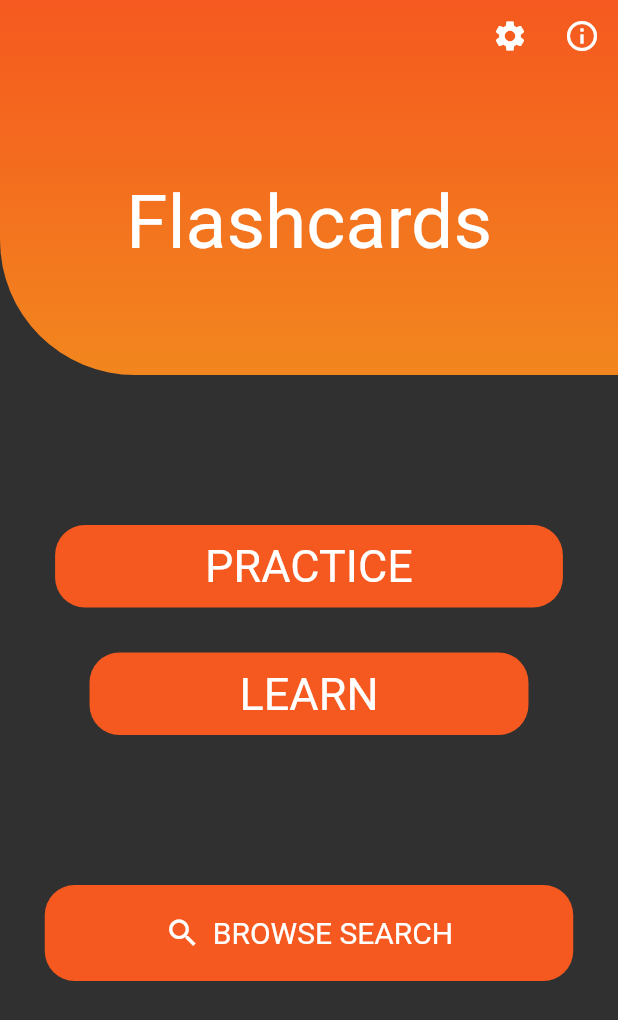
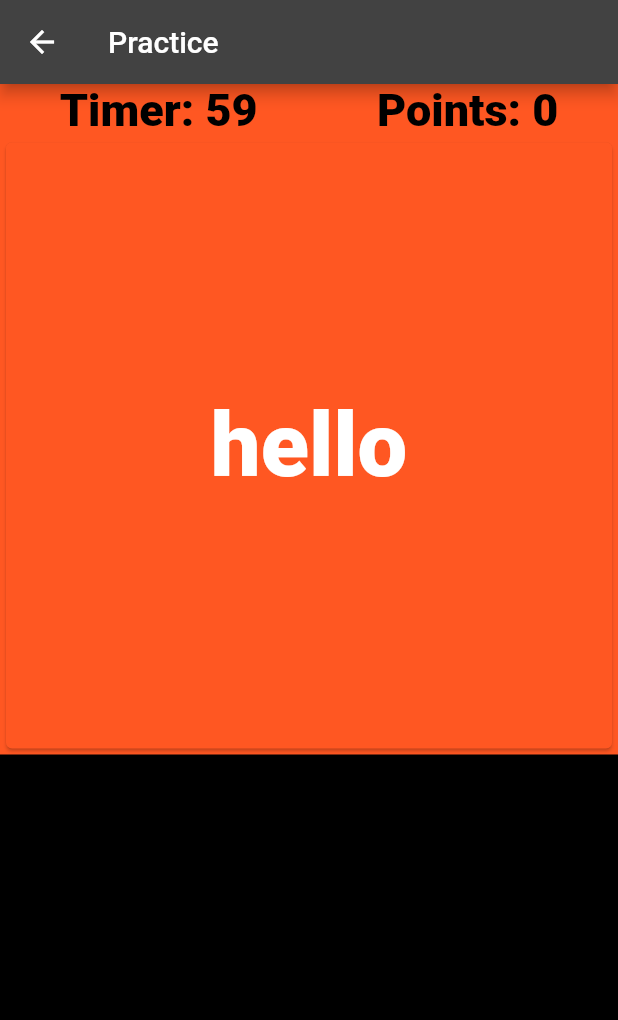
Before and after one commit to Mckenz31/vocabsFlash, a Flutter app: the screen it shows after launch, after a tap on "PRACTICE", on a phone screen of 412 x 824 dp. Shown: the top 1020 px of the screen. Run offline on Flutter 3.47's test engine with Material 2 defaults, Android fonts, the phone set to English and light mode, and no system bars; our stand-ins replace flip_card; Roboto replaces fonts that are missing (Times New Roman).

Commit message:
practicecards page timer and minor UI work

```diff
--- a/lib/main.dart
+++ b/lib/main.dart
@@ -1,5 +1,6 @@
 import 'package:flutter/material.dart';
 import 'package:flutter/foundation.dart';
+import 'package:vocabs_flash/pages/practicecards.dart';
 import 'pages/flashcards.dart';
 import 'pages/landingpage.dart';
 
@@ -26,6 +27,7 @@ class MyApp extends StatelessWidget {
       routes: {
         '/': (context) => LandingPage(),
         '/flashCards': (context) => FlashCards(),
+        '/practiceCards': (context) => PracticeCards()
       },
       initialRoute: kDebugMode
           ? const String.fromEnvironment('START_PATH', defaultValue: '/')
--- a/lib/pages/landingpage.dart
+++ b/lib/pages/landingpage.dart
@@ -1,5 +1,6 @@
 import 'package:flutter/material.dart';
 import 'flashcards.dart';
+import 'practicecards.dart';
 
 class LandingPage extends StatelessWidget {
   @override
@@ -59,7 +60,7 @@ class LandingPage extends StatelessWidget {
             splashColor: Color(0xffF5341F),
             shape: RoundedRectangleBorder(borderRadius: BorderRadius.circular(20.0)),
             onPressed: (){
-              Navigator.pushNamed(context,'/first');
+              Navigator.pushNamed(context,'/practiceCards');
             },
             padding: EdgeInsets.symmetric(
               horizontal: 100.0,
@@ -82,8 +83,7 @@ class LandingPage extends StatelessWidget {
             child: FlatButton(
               shape: RoundedRectangleBorder(borderRadius: BorderRadius.circular(20.0)),
               onPressed: (){
-                // Navigator.pushNamed(context,'/flashCards');
-                Navigator.push(context, MaterialPageRoute(builder: (context) => FlashCards()));
+                Navigator.pushNamed(context,'/flashCards');
               },
               padding: EdgeInsets.symmetric(
                 horizontal: 100.0,
--- /dev/null
+++ b/lib/pages/practicecards.dart
@@ -0,0 +1,88 @@
+import 'package:flutter/material.dart';
+import 'dart:async';
+
+class PracticeCards extends StatefulWidget {
+  @override
+  _PracticeCardsState createState() => _PracticeCardsState();
+}
+
+class _PracticeCardsState extends State<PracticeCards> {
+
+  Timer _timer;
+  int _seconds = 60;
+  int _points = 0;
+
+  void beginTimer(){
+    const time = const Duration(seconds: 1);
+    _timer = new Timer.periodic(time, (Timer timer){
+      if(_seconds == 0){
+        setState(() {
+          _timer.cancel();
+        });
+      }
+      else{
+        setState(() {
+          _seconds--;
+          print(_seconds);
+        });
+      }
+    });
+  }
+
+  void dispose() {
+    _timer.cancel();
+    super.dispose();
+  }
+
+  @override
+  void initState() {
+    super.initState();
+    beginTimer();
+  }
+
+  @override
+  Widget build(BuildContext context) {
+    return Scaffold(
+      appBar: AppBar(title: Title(color: Colors.deepOrangeAccent, child: Text('Practice')),),
+      body: Container(
+        color: Colors.deepOrange,
+        child: Column(
+          children: [
+            Row(
+              mainAxisAlignment: MainAxisAlignment.spaceAround,
+              children: [
+                // Container(
+                //   // margin: EdgeInsets.all(10),
+                //   decoration: BoxDecoration(
+                //     color: Colors.black,
+                //     borderRadius: BorderRadius.circular(30)
+                //   ),
+                //   child: Padding(
+                //     padding: const EdgeInsets.all(25.0),
+                //     child: Text('$_seconds'),
+                //   ),
+                // ),
+                Text("Timer: " +_seconds.toString(), style: TextStyle(fontSize: 30, fontWeight: FontWeight.w900, color: Colors.black)),
+                Text("Points: " +_points.toString(), style: TextStyle(fontSize: 30, fontWeight: FontWeight.w900, color: Colors.black)),
+              ],
+            ),
+            Container(
+              height: MediaQuery.of(context).size.height/2,
+              width: MediaQuery.of(context).size.height,
+              // color: Colors.deepOrange,
+              child: Card(
+                color: Colors.deepOrange,
+                child: Center(child: Text("hello", style: TextStyle(fontSize: 59, fontWeight: FontWeight.w900),)),
+              ),
+            ),
+            Flexible(
+              child: Container(
+                color: Colors.black,
+              ),
+            ),
+          ],
+        ),
+      ),
+    );
+  }
+}
```
